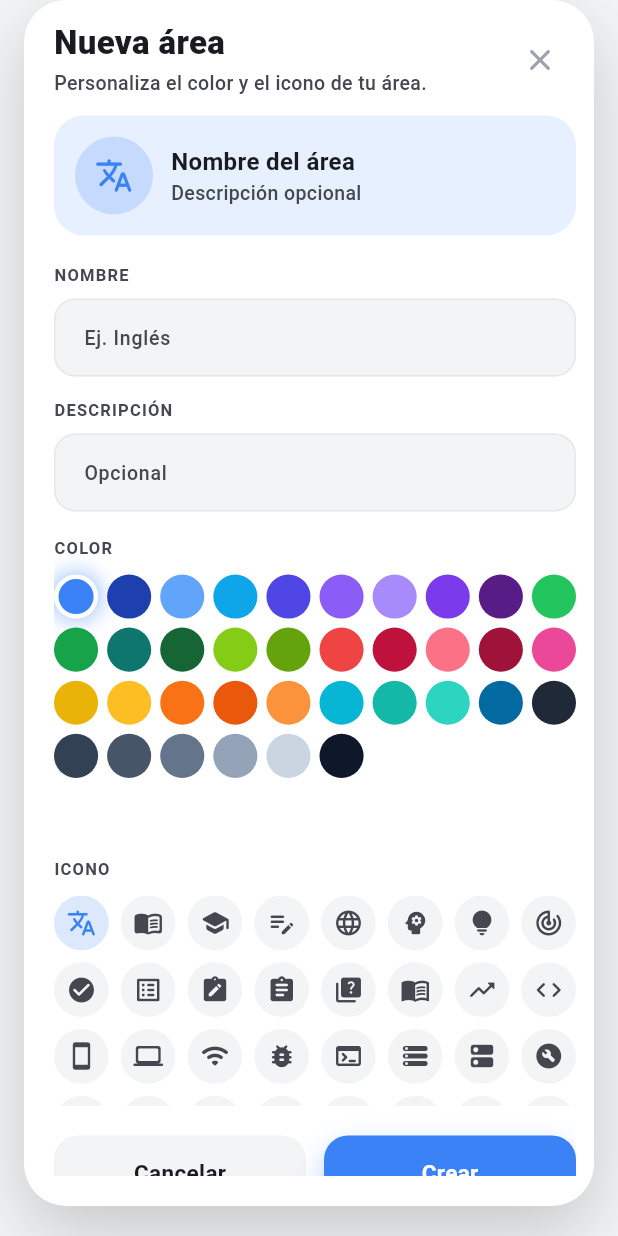
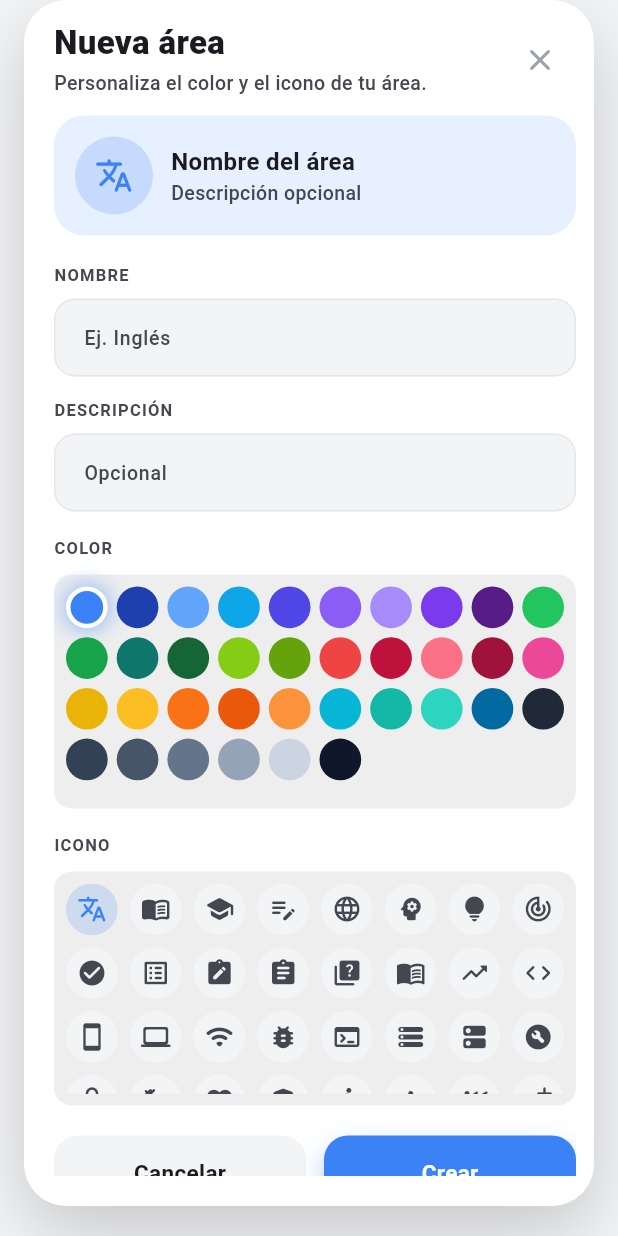
Before and after one commit to joseacunab/App-de-gestion-de-rutinas, a Flutter app: the ModalNuevaArea widget shown alone on an empty page, opened directly, on a phone screen of 412 x 824 dp. Run offline on Flutter 3.47's test engine with Material 3 defaults, Android fonts, the phone set to English and light mode, and no system bars; our stand-ins replace cloud_firestore, firebase_auth, firebase_core, fl_chart; accounts and stored records are empty.

Commit message:
Implementacion de estilos, fondo del contenedor Icono y Colores en el modal de agregar areas, Lo implemente yo sin AI y todo Ok!

```diff
--- a/lib/componentes/modal_nueva_area.dart
+++ b/lib/componentes/modal_nueva_area.dart
@@ -34,7 +34,7 @@ class _ModalNuevaAreaState extends State<ModalNuevaArea> {
 
   static const int _columnasColores = 10;
   static const int _columnasIconos = 8;
-  static const double _alturaMaximaGridColores = 172;
+  static const double _alturaMaximaGridColores = 140;
   static const double _alturaMaximaGridIconos = 140;
 
   static const List<Color> _paleta = [
@@ -140,7 +140,16 @@ class _ModalNuevaAreaState extends State<ModalNuevaArea> {
           const SizedBox(height: 16),
           Text('COLOR', style: EstilosTextoAplicacion.etiquetaSeccion(context)),
           const SizedBox(height: 10),
-          SizedBox(
+          Container(
+            decoration: BoxDecoration(
+              color: Theme.of(context).brightness == Brightness.dark
+                  ? const Color(0xFF1F2937)
+                  : Colors.grey.shade200,
+              borderRadius: BorderRadius.circular(12),
+            ),
+            child: Padding(
+              padding: const EdgeInsets.all(8.0),
+              child: SizedBox(
                 height: _alturaMaximaGridColores,
                 child: GridView.builder(
                   padding: EdgeInsets.zero,
@@ -187,10 +196,22 @@ class _ModalNuevaAreaState extends State<ModalNuevaArea> {
                   },
                 ),
               ),
+            ),
+          ),
           const SizedBox(height: 16),
           Text('ICONO', style: EstilosTextoAplicacion.etiquetaSeccion(context)),
           const SizedBox(height: 10),
-          SizedBox(
+          Container(
+            decoration: BoxDecoration(
+              color: Theme.of(context).brightness == Brightness.dark
+                  ? const Color(0xFF1F2937)
+                  : Colors.grey.shade200, // 👈 fondo gris claro
+              borderRadius:
+                  BorderRadius.circular(12), // opcional pero recomendado
+            ),
+            child: Padding(
+              padding: const EdgeInsets.all(8.0), // opcional: aire interno
+              child: SizedBox(
                 height: _alturaMaximaGridIconos,
                 child: GridView.builder(
                   padding: EdgeInsets.zero,
@@ -226,6 +247,8 @@ class _ModalNuevaAreaState extends State<ModalNuevaArea> {
                       ),
                     );
                   },
+                ),
+              ),
             ),
           ),
           const SizedBox(height: 20),
```
Lines whose indentation alone changed are shown as unchanged.
